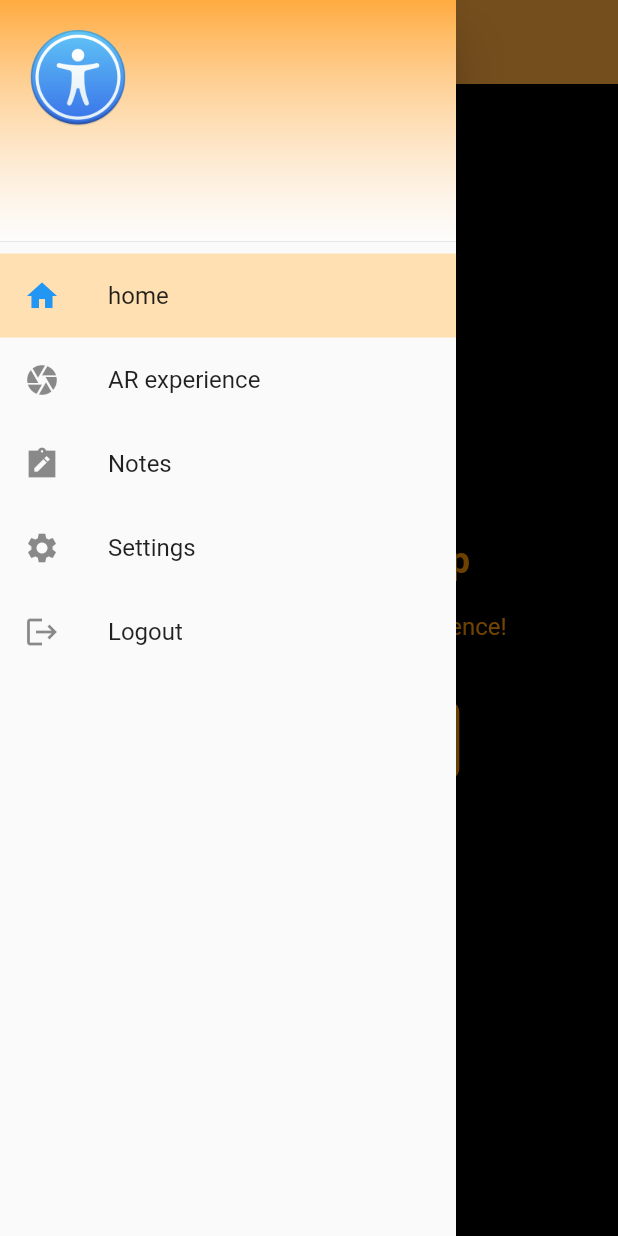
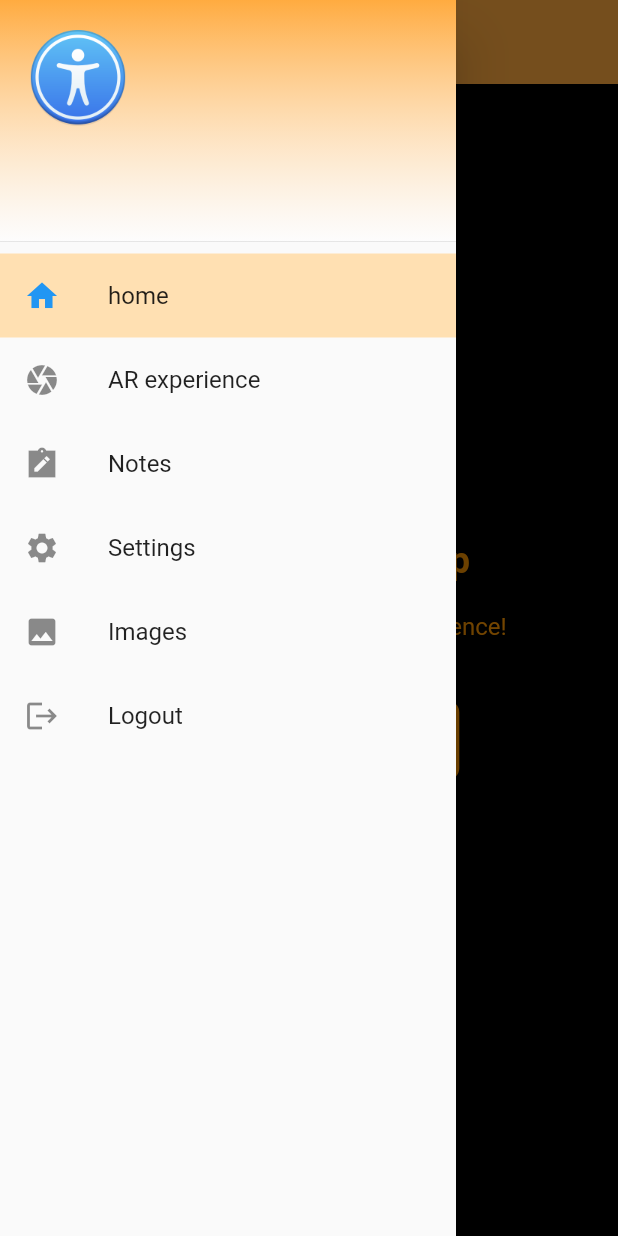
Before and after one commit to bayrem999/Flutter-Firebase-SignIn, a Flutter app: the screen it shows once a user with an empty profile is signed in, with the side drawer open, on a phone screen of 412 x 824 dp. Run offline on Flutter 3.47's test engine with Material 2 defaults, Android fonts, the phone set to English and light mode, and no system bars; our stand-ins replace animated_splash_screen, cloud_firestore, firebase_auth, firebase_core, firebase_storage, flutter_tts and 5 more; missing offline and left inert: arcore_flutter_plugin, color_blindness, object_3d; accounts and stored records are empty; generated files the repository leaves out were written again.

Commit message:
image description test

```diff
--- a/lib/main.dart
+++ b/lib/main.dart
@@ -10,6 +10,7 @@ import 'package:sign_in/screens/Home/AR.dart';
 import 'package:sign_in/screens/Home/AppState.dart';
 import 'package:sign_in/screens/Home/Settings.dart';
 import 'package:sign_in/screens/Home/home_screen.dart';
+import 'package:sign_in/screens/Home/image.dart';
 import 'package:sign_in/screens/Home/notes.dart';
 import 'package:sign_in/screens/splach_screen.dart';
 import 'package:firebase_core/firebase_core.dart';
@@ -71,12 +72,16 @@ class MyApp extends StatelessWidget {
 
 
             debugShowCheckedModeBanner: false,
+
             supportedLocales: const [
-              Locale('en', ''), // English, empty locale
-              Locale('fr', ''), // French, empty locale
+              Locale('en', 'English'), // English, empty locale
+              Locale('fr', 'French'), // French, empty locale
               // Add more supported locales as needed
             ],
+
+
             localizationsDelegates: const [
+
               AppLocalizations.delegate,
               GlobalMaterialLocalizations.delegate,
               GlobalCupertinoLocalizations.delegate,
@@ -92,6 +97,7 @@ class MyApp extends StatelessWidget {
               '/ar': (context) =>    AR() ,
               '/setting': (context) => const SettingsPage(),
               '/notes' : (context)=> const notes(),
+              '/images' : (context)=> ImageWithDescription(),
               //'/sign_in': (context)=> SignIn(toggleView: toggleView )
             },
             home: const splach(),
--- a/lib/screens/Home/AppState.dart
+++ b/lib/screens/Home/AppState.dart
@@ -10,9 +10,18 @@ class AppState extends ChangeNotifier {
   bool _isHighContrastModeEnabled = false; // Set the initial value as needed
   bool get isHighContrastModeEnabled => _isHighContrastModeEnabled;
   bool _isColorBlindModeEnabled = false;
-  Locale _appLocale = Locale('en'); // Default app language
 
-  Locale get appLocale => _appLocale;
+
+  late Locale _locale;
+
+  Locale get locale => _locale;
+
+  void setlocal(Locale locale) {
+    _locale = locale;
+    notifyListeners();
+  }
+
+
    // Set a default font
 
   AppFont _selectedFont = AppFont.roboto;
@@ -24,10 +33,7 @@ class AppState extends ChangeNotifier {
     notifyListeners();
   }
 
-  void setAppLanguage(Locale newLocale) {
-    _appLocale = newLocale;
-    notifyListeners();
-  }
+
 
 
 
--- a/lib/screens/Home/CustomDrawer.dart
+++ b/lib/screens/Home/CustomDrawer.dart
@@ -144,6 +144,24 @@ class _customDrawerState extends State<customDrawer> {
                   selectedTileColor: Colors.orange.shade100,
                 ),
               ),
+              Semantics(
+                label: "images",
+                child: ListTile(
+                  leading: const Icon(Icons.image),
+                  title: Text("Images",style: Theme.of(context).textTheme.bodyMedium?.copyWith(
+                      fontFamily: _fontx.getFontFamilyFromAppFont(Provider.of<AppState>(context).selectedFont),
+                      fontSize: Provider.of<AppState>(context).fontSize )),
+                  onTap: () {
+                    var appState = Provider.of<AppState>(context, listen: false);
+                    appState.selectedIndex = 4;
+                    Navigator.pop(context);
+                    Navigator.pushNamed(context, '/images');
+                  },
+                  selected: appState.selectedIndex == 4,
+                  selectedTileColor: Colors.orange.shade100,
+                ),
+
+              ),
 
               // Add more ListTile widgets as needed
               Semantics(
@@ -182,7 +200,8 @@ class _customDrawerState extends State<customDrawer> {
 
 
                 ),
-              )
+              ),
+
 
 
 
--- a/pubspec.yaml
+++ b/pubspec.yaml
@@ -65,6 +65,7 @@ dependencies:
   model_viewer_plus: ^1.6.1
   google_sign_in: ^6.1.4
   material_design_icons_flutter: ^7.0.7296
+  firebase_storage: ^11.2.6
 
 
 flutter_icons:
```
Also changed, not shown: lib/screens/Home/Settings.dart (+189 -94 lines), lib/screens/Home/image.dart (added, +78 -0 lines), pubspec.lock, 1 other file.
